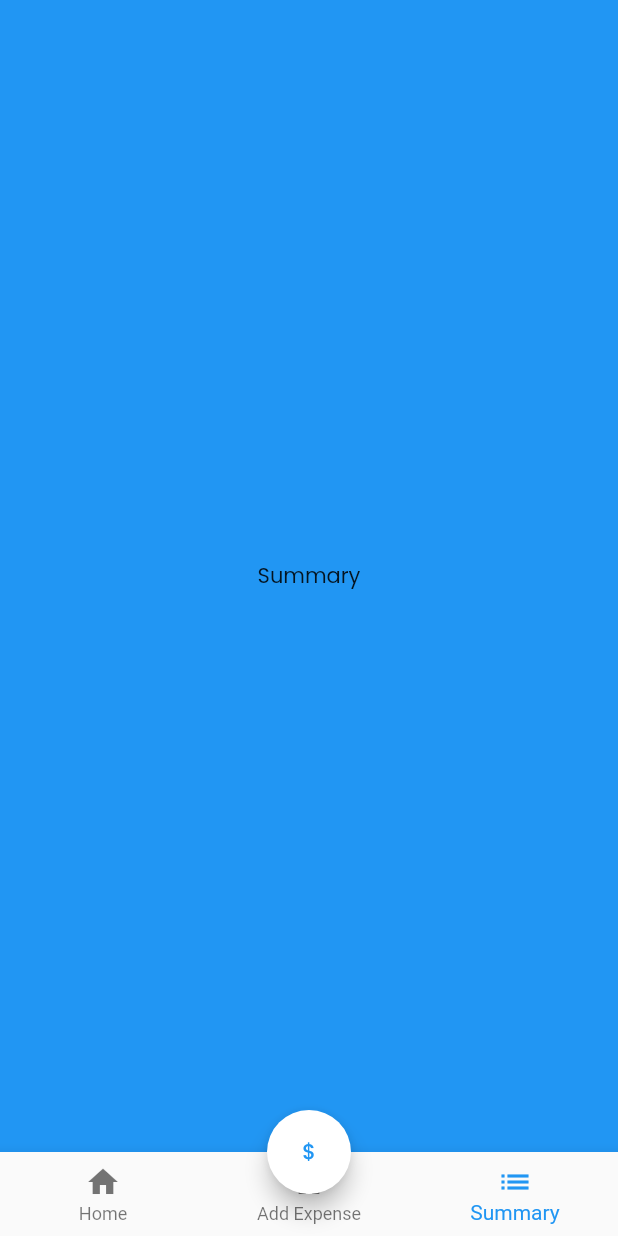
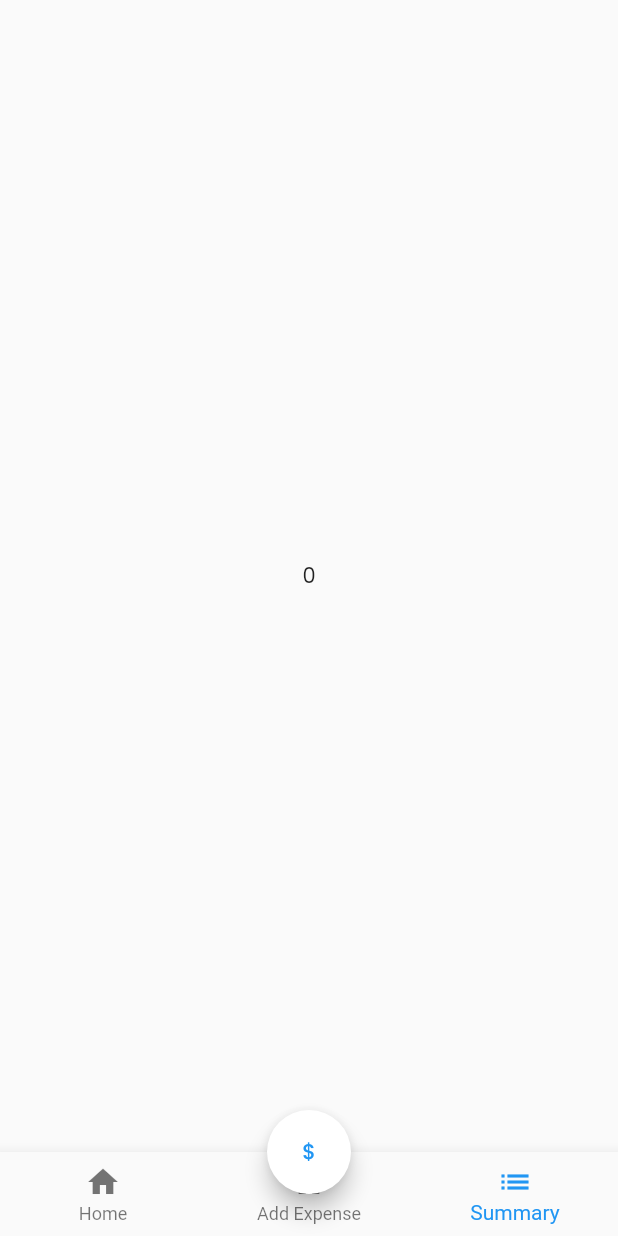
Before and after one commit to matekdev/WalletHero, a Flutter app: the screen it shows after launch, item 3 of the bottom bar chosen, on a phone screen of 412 x 824 dp. Run offline on Flutter 3.47's test engine with Material 2 defaults, Android fonts, the phone set to English and light mode, and no system bars; our stand-ins replace flutter_masked_text2, google_fonts.

Commit message:
Call back into main screen

```diff
--- /dev/null
+++ b/lib/SummaryScreen.dart
@@ -0,0 +1,18 @@
+import 'package:flutter/material.dart';
+
+class SummaryScreen extends StatefulWidget {
+  var data;
+  SummaryScreen({Key? key, this.data}) : super(key: key);
+
+  @override
+  _SummaryScreenState createState() => _SummaryScreenState();
+}
+
+class _SummaryScreenState extends State<SummaryScreen> {
+  @override
+  Widget build(BuildContext context) {
+    return Center(
+      child: Text("${widget.data}"),
+    );
+  }
+}
--- a/lib/main.dart
+++ b/lib/main.dart
@@ -1,6 +1,7 @@
 import 'package:flutter/material.dart';
 import 'package:wallet_hero/ExpenseScreen.dart';
 import 'package:google_fonts/google_fonts.dart';
+import 'package:wallet_hero/SummaryScreen.dart';
 
 void main() {
   runApp(const WalletHero());
@@ -27,6 +28,7 @@ class WalletHero extends StatelessWidget {
 class MainPage extends StatefulWidget {
   const MainPage({Key? key, required this.title}) : super(key: key);
   final String title;
+
   @override
   State<MainPage> createState() => _MainPageState();
 }
@@ -34,24 +36,30 @@ class MainPage extends StatefulWidget {
 class _MainPageState extends State<MainPage> {
   int currentIndex = 0;
 
-  final appScreens = const [
-    Center(
+  late var appScreens = [
+    const Center(
       child: Text("Home"),
     ),
-    ExpenseScreen(),
-    Center(
-      child: Text("Summary"),
+    ExpenseScreen(
+      onAdd: (amount, desc) => {
+        setState(() {
+          currentIndex = 0;
+        })
+      },
+    ),
+    SummaryScreen(
+      data: currentIndex,
     ),
   ];
 
   @override
   Widget build(BuildContext context) {
     return Scaffold(
-      backgroundColor: Colors.blue,
       body: IndexedStack(
         index: currentIndex,
         children: appScreens,
       ),
+      resizeToAvoidBottomInset: false,
       floatingActionButtonLocation: FloatingActionButtonLocation.centerDocked,
       floatingActionButton: FloatingActionButton(
         tooltip: "Add Expense",
@@ -61,9 +69,11 @@ class _MainPageState extends State<MainPage> {
         ),
         backgroundColor: Colors.white,
         onPressed: () {
-          setState(() {
-            currentIndex = 1;
-          });
+          setState(
+            () {
+              currentIndex = 1;
+            },
+          );
         },
       ),
       bottomNavigationBar: Theme(
--- a/pubspec.yaml
+++ b/pubspec.yaml
@@ -35,6 +35,7 @@ dependencies:
   # Use with the CupertinoIcons class for iOS style icons.
   cupertino_icons: ^1.0.2
   google_fonts: ^2.3.1
+  flutter_masked_text2: ^0.9.1
 
 dev_dependencies:
   flutter_test:
```
Also changed, not shown: lib/ExpenseScreen.dart (+93 -104 lines), pubspec.lock.
